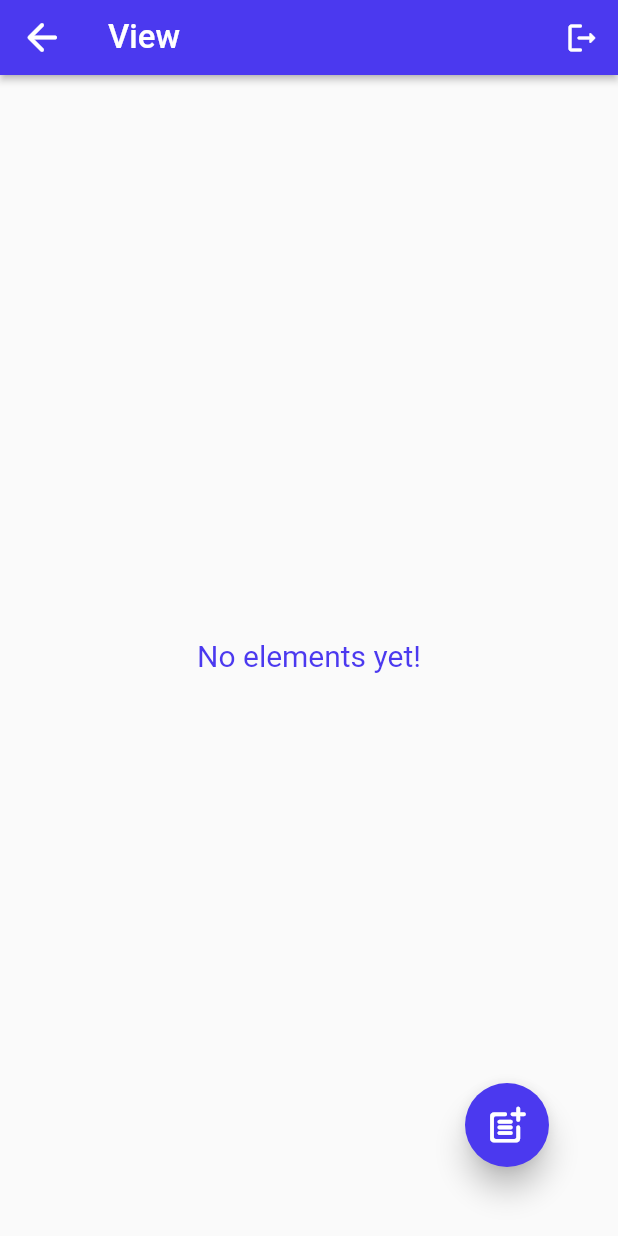
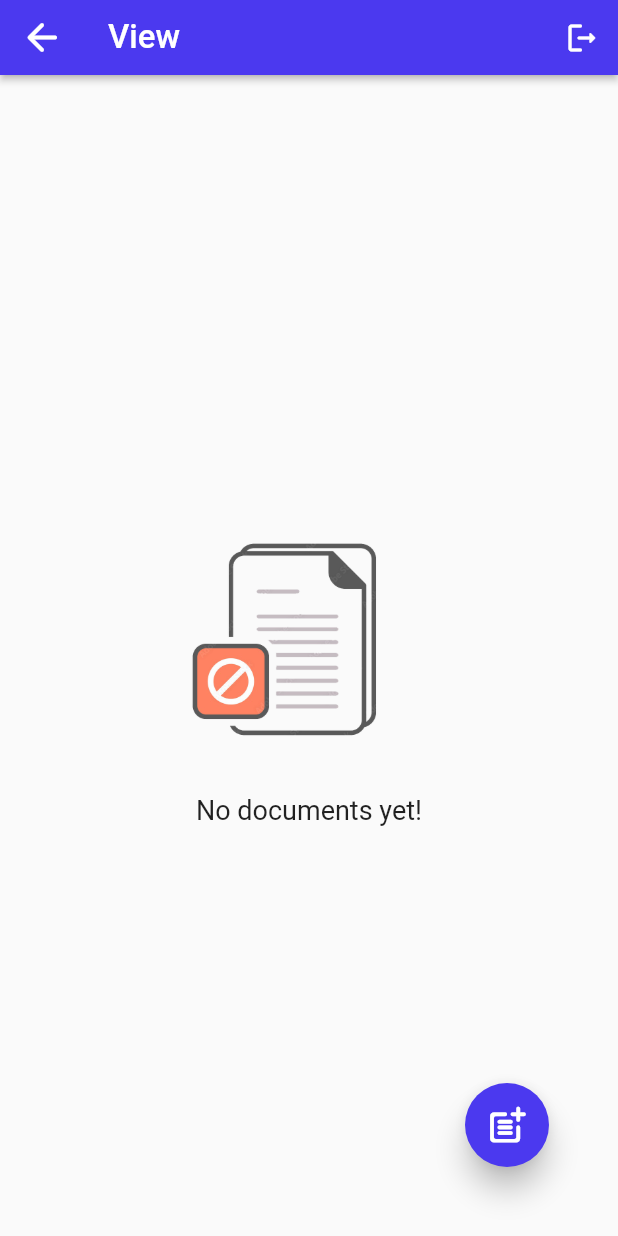
Before and after one commit to TeoSagli/docs_manager, a Flutter app: the CategoryViewPage screen opened directly with empty values, on a phone screen of 412 x 824 dp. Run offline on Flutter 3.47's test engine with Material 2 defaults, Android fonts, the phone set to English and light mode, and no system bars; our stand-ins replace carousel_slider, dotted_border, email_validator, file_picker, firebase_auth, firebase_core and 5 more; missing offline and left inert: cross_file_image, firebase_app_check, googleapis, pdfx; accounts and stored records are empty; Roboto replaces fonts that are missing (Poppins).

Commit message:
Little fixes

```diff
--- a/lib/backend/read_db.dart
+++ b/lib/backend/read_db.dart
@@ -388,6 +388,7 @@ Future<Uint8List> imageFromPdfFile(Uint8List data) async {
 }
 
 //===================================================================================
+/// Read [elName] and check if element exixts in db
 checkElementExistDB(String elName, String ref, dynamic setExist) {
   var key = userRefDB();
   var userPath = "users/$key";
@@ -396,7 +397,7 @@ checkElementExistDB(String elName, String ref, dynamic setExist) {
     for (var el in event.snapshot.children) {
       list.add(el.key.toString());
     }
-    print("Elem name: $elName - Ref: $ref - Bool: ${list.contains(elName)}");
+    // print("Elem name: $elName - Ref: $ref - Bool: ${list.contains(elName)}");
     setExist(list.contains(elName));
   });
 }
--- a/lib/frontend/components/contentPages/contentCategoryView.dart
+++ b/lib/frontend/components/contentPages/contentCategoryView.dart
@@ -37,7 +37,26 @@ class ContentCategoryViewState extends State<ContentCategoryView> {
   @override
   Widget build(BuildContext context) {
     return cardsList.isEmpty
-        ? constants.emptyPage
+        ? Column(
+            mainAxisAlignment: MainAxisAlignment.center,
+            crossAxisAlignment: CrossAxisAlignment.center,
+            children: [
+              Image.asset('assets/images/No_docs.png',
+                  width: MediaQuery.of(context).size.width * 0.8,
+                  height: MediaQuery.of(context).size.width * 0.5),
+              SizedBox(
+                width: MediaQuery.of(context).size.width,
+                child: const Text(
+                  "No documents yet!",
+                  textAlign: TextAlign.center,
+                  style: TextStyle(
+                    color: Colors.black87,
+                    fontSize: 18,
+                  ),
+                ),
+              ),
+            ],
+          )
         : SingleChildScrollView(
             scrollDirection: Axis.vertical,
             child: Wrap(
--- a/lib/frontend/components/contentPages/contentFileCreate.dart
+++ b/lib/frontend/components/contentPages/contentFileCreate.dart
@@ -158,12 +158,16 @@ class ContentFileCreateState extends State<ContentFileCreate> {
                               Padding(
                                 padding: const EdgeInsets.all(30.0),
                                 child: TextField(
+                                  autofocus: false,
+                                  obscureText: false,
                                   controller: _date,
                                   decoration: const InputDecoration(
                                       icon: Icon(Icons.calendar_today_rounded),
                                       labelText: "(Optional) Expiration"),
                                   onTap: (() async {
                                     DateTime? pickeddate = await showDatePicker(
+                                        initialEntryMode:
+                                            DatePickerEntryMode.calendarOnly,
                                         context: context,
                                         initialDate: DateTime.now(),
                                         firstDate: DateTime.now(),
--- a/lib/main.dart
+++ b/lib/main.dart
@@ -25,7 +25,7 @@ Future<void> main() async {
     options: DefaultFirebaseOptions.currentPlatform,
   );
   await FirebaseAppCheck.instance.activate(
-    webRecaptchaSiteKey: 'recaptcha-v3-site-key',
+    webRecaptchaSiteKey: '6Ldf3dEjAAAAAMexYWBeMObNlGzCcpi5zF0DYr6l',
     // Default provider for Android is the Play Integrity provider. You can use the "AndroidProvider" enum to choose
     // your preferred provider. Choose from:
     // 1. debug provider
--- a/lib/others/constants.dart
+++ b/lib/others/constants.dart
@@ -21,14 +21,6 @@ const Widget loadingWheel2 = SizedBox(
   child: MyLoadingWheel(),
 );
 
-const Widget emptyPage = Align(
-  alignment: Alignment.center,
-  child: Text(
-    "No elements yet!",
-    style: TextStyle(color: mainBackColor, fontSize: 20),
-  ),
-);
-
 const emptyBox = SizedBox.shrink();
 
 const imageQuality = 25;
```
Also changed, not shown: 2 other files.
